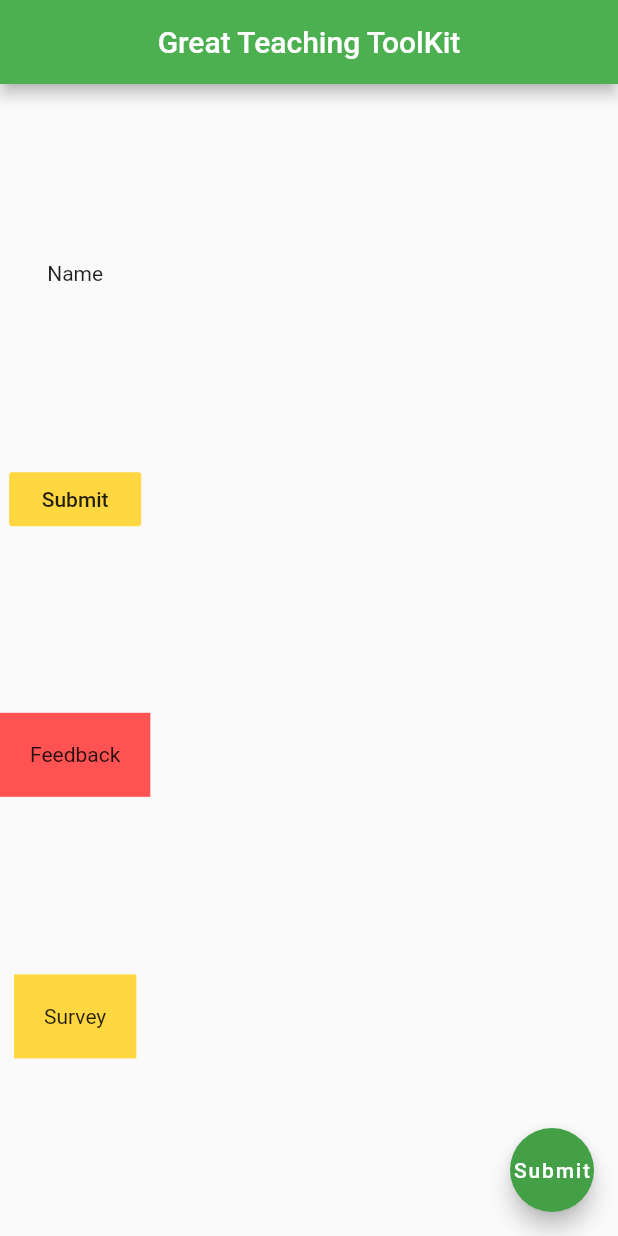
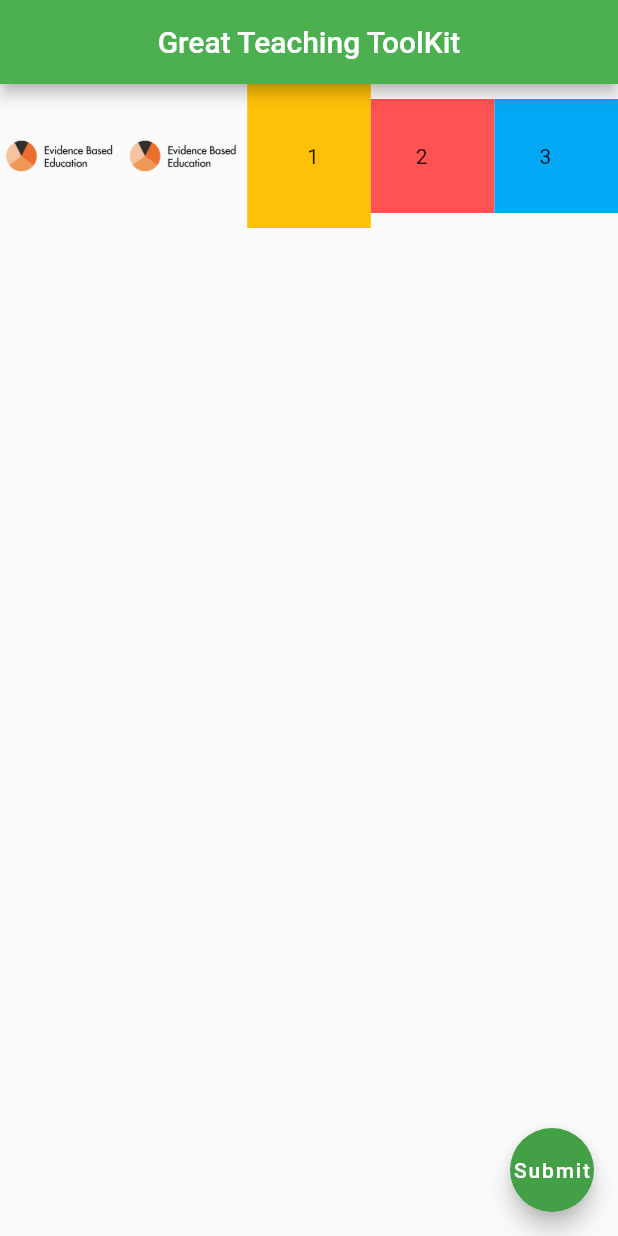
Before and after one commit to ibrahimshbat/first_app, a Flutter app: the screen it shows after launch, on a phone screen of 412 x 824 dp. Run offline on Flutter 3.47's test engine with Material 2 defaults, Android fonts, the phone set to English and light mode, and no system bars.

Commit message:
Use Expanded Wedget

```diff
--- a/lib/main.dart
+++ b/lib/main.dart
@@ -16,24 +16,41 @@
                   centerTitle: true,
                   backgroundColor: Colors.green[500],
                 ),
-              body: Column(
-                mainAxisAlignment: MainAxisAlignment.spaceEvenly,
+                body: Row(
                   children: <Widget>[
-                  Text("Name"),
-                  FlatButton(
-                    onPressed: (){},
-                    child: Text("Submit"),
-                    color: Colors.amberAccent
+                    Expanded(
+                        flex: 4,
+                        child: Image.asset("asset/ebe-logo-dark.png")
                     ),
-                  Container(
-                    padding: EdgeInsets.all(20),
-                    child: Text("Feedback"),
+                Expanded(
+                  flex: 4,
+                  child: Container(
+                    child: Image.asset("asset/ebe-logo-dark.png")
+                  ),
+                ),
+                    Expanded(
+                      flex: 4,
+                      child: Container(
+                        padding: EdgeInsets.all(40.0),
+                        child: Text("1"),
+                        color: Colors.amber,
+                      ),
+                    ),
+                    Expanded(
+                      flex: 4,
+                      child: Container(
+                        padding: EdgeInsets.all(30.0),
+                        child: Text("2"),
                         color: Colors.redAccent,
                       ),
-                  Container(
-                    padding: EdgeInsets.all(20),
-                    child: Text("Survey"),
-                    color: Colors.amberAccent,
+                    ),
+                    Expanded(
+                      flex: 4,
+                      child: Container(
+                        padding: EdgeInsets.all(30.0),
+                        child: Text("3"),
+                        color: Colors.lightBlue,
+                      ),
                     ),
                   ],
                 ),
@@ -46,6 +63,49 @@
           }
         }
         /*
+
+  Column(
+                  mainAxisAlignment: MainAxisAlignment.end,
+                  children: <Widget>[
+                    Row(
+                        children: <Widget>[
+                          Text("Review"),
+                          FlatButton(
+                            onPressed: (){},
+                            child: Text("Join"),
+                            color: Colors.amber,
+                          ),
+                          Container(
+                            padding: EdgeInsets.all(20),
+                            child: Text("Feedback"),
+                            color: Colors.redAccent,
+                          ),
+                      ],
+                    ),
+                    Padding(
+                      padding: const EdgeInsets.all(8.0),
+                      child: Center(child: Text("Name")),
+                    ),
+                    FlatButton(
+                      onPressed: (){},
+                      child: Text("Submit"),
+                      color: Colors.amberAccent
+                    ),
+                    Container(
+                      padding: EdgeInsets.all(20),
+                      child: Text("Feedback"),
+                      color: Colors.redAccent,
+                    ),
+                    Padding(
+                      padding: const EdgeInsets.all(8.0),
+                      child: Container(
+                        padding: EdgeInsets.all(20),
+                        child: Text("Survey"),
+                        color: Colors.amberAccent,
+                      ),
+                    ),
+                  ],
+                ),
 
         Row(
                   mainAxisAlignment: MainAxisAlignment.spaceAround,
```
Lines whose indentation alone changed are shown as unchanged.
